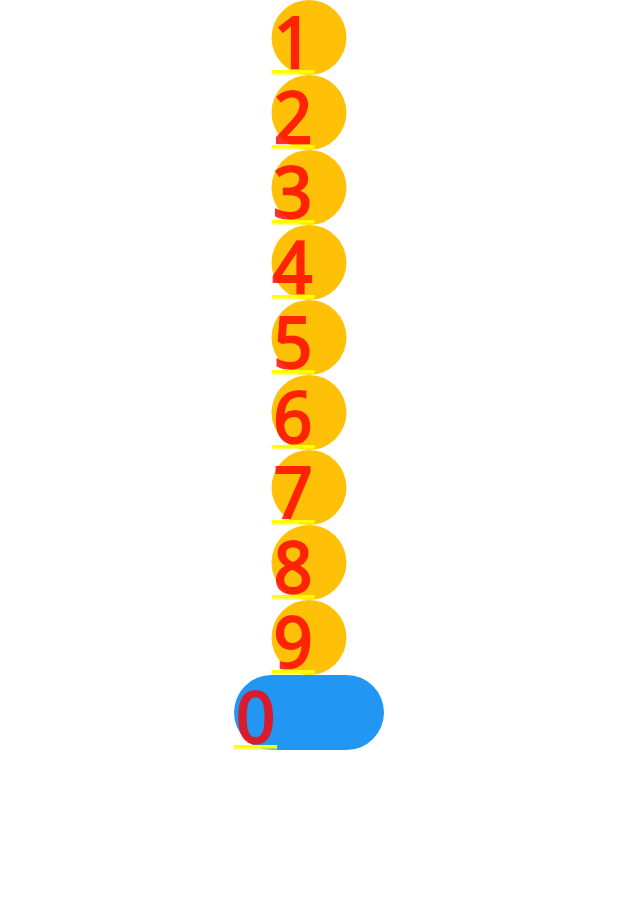
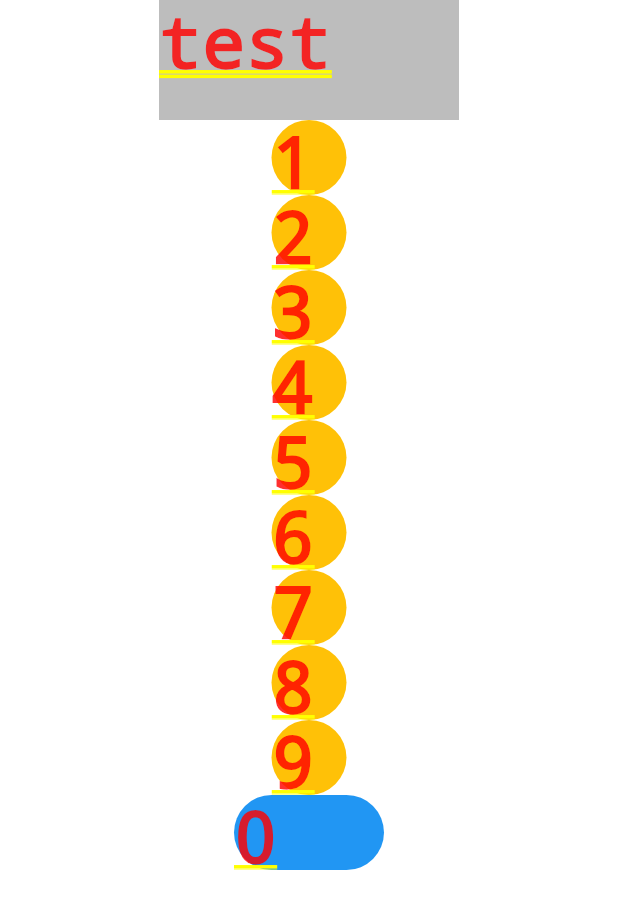
Before and after one commit to yasumasa47/calculator, a Flutter app: the screen it shows after launch, on a phone screen of 412 x 824 dp. Shown: the top 909 px of the screen. Run offline on Flutter 3.47's test engine with Material 3 defaults, Android fonts, the phone set to English and light mode, and no system bars; our stand-ins replace flutter_riverpod.

Commit message:
2023/12/15-00:02

```diff
--- a/lib/widgets/calculator.dart
+++ b/lib/widgets/calculator.dart
@@ -1,4 +1,5 @@
 import 'package:calculator/widgets/detail/double_buttom.dart';
+import 'package:calculator/widgets/detail/result.dart';
 import 'package:calculator/widgets/detail/single_button.dart';
 import 'package:flutter/material.dart';
 import 'package:flutter_riverpod/flutter_riverpod.dart';
@@ -12,6 +13,7 @@ class Calculator extends ConsumerWidget {
       child: Center(
         child: Column(
           children: [
+            Result(text: 'test'),
             SingleButton(backColor: Colors.amber, text: '1'),
             SingleButton(backColor: Colors.amber, text: '2'),
             SingleButton(backColor: Colors.amber, text: '3'),
--- /dev/null
+++ b/lib/widgets/detail/result.dart
@@ -0,0 +1,20 @@
+import 'package:flutter/material.dart';
+
+class Result extends StatelessWidget {
+  const Result({
+    super.key,
+    required this.text,
+  });
+
+  final String text;
+
+  @override
+  Widget build(BuildContext context) {
+    return Container(
+      child: Text(text),
+      height: 80,
+      width: 200,
+      color: Colors.black26,
+    );
+  }
+}
```
